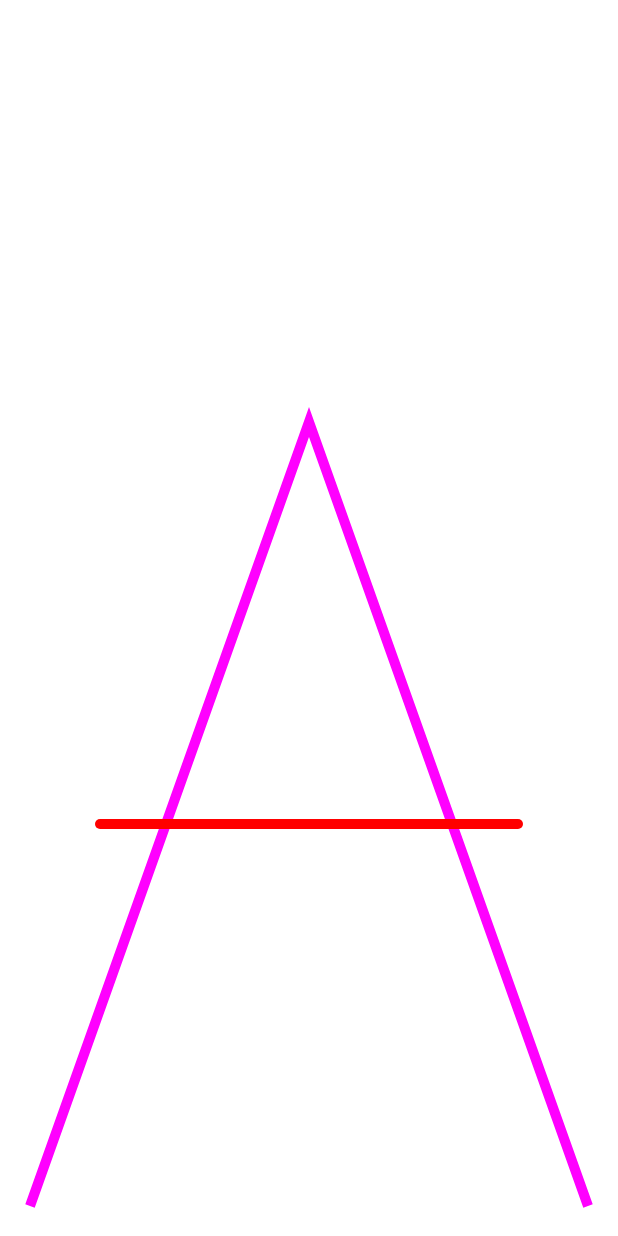
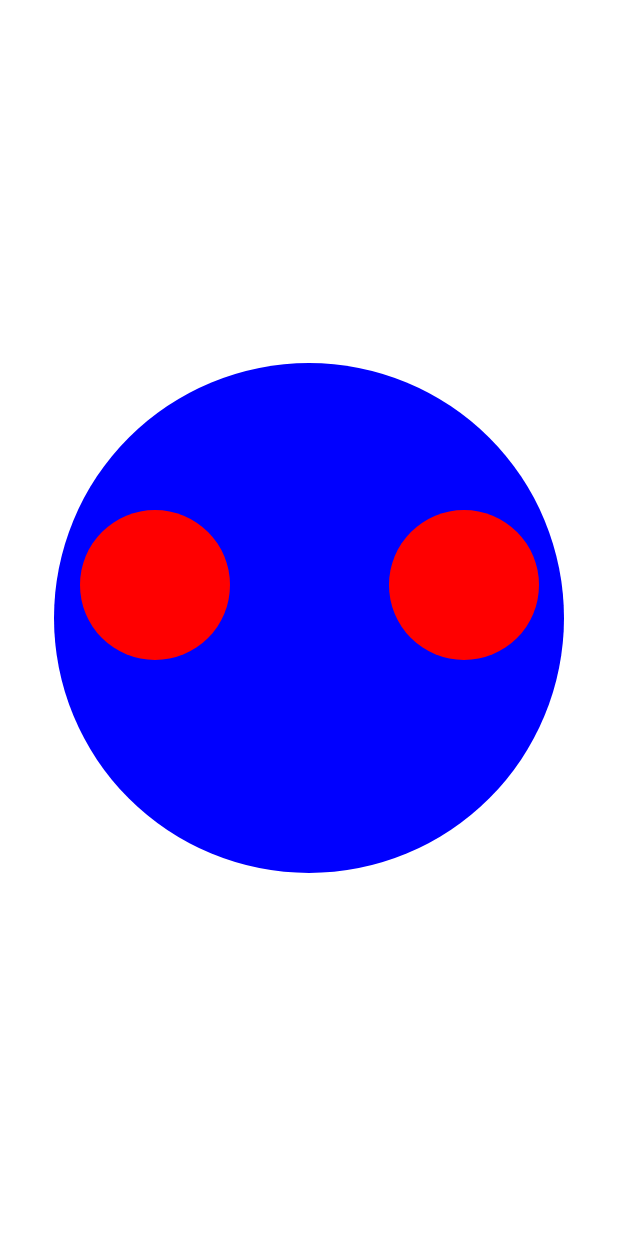
Before and after one commit to avelon1A/MyCompose, an Android app built with Jetpack Compose: the @Preview function PreviewDrawOval, on a phone screen of 412 x 824 dp. Run offline under Robolectric (Android 15) with nearby library versions, the phone set to English and light mode, and no system bars.

Commit message:
draw oval

```diff
--- a/app/src/main/java/com/bosch/composewithkotlin20/presentaion/ui/screen/canvas/CanvasA.kt
+++ b/app/src/main/java/com/bosch/composewithkotlin20/presentaion/ui/screen/canvas/CanvasA.kt
@@ -1,7 +1,6 @@
 package com.bosch.composewithkotlin20.presentaion.ui.screen.canvas
 
 
-import androidx.compose.foundation.Canvas
 import androidx.compose.foundation.layout.Box
 import androidx.compose.foundation.layout.Spacer
 import androidx.compose.foundation.layout.fillMaxSize
@@ -33,19 +32,18 @@ fun CanvasA() {
                     path.lineTo(size.width, size.height)
                     onDrawBehind {
                         drawPath(path, Color.Magenta, style = Stroke(width = 10f))
+                        drawLine(
+                            start = Offset(100f, size.height / 1.5f),
+                            end = Offset(size.width - 100f, size.height / 1.5f),
+                            color = Color.Red,
+                            strokeWidth = 10f,
+                            cap = StrokeCap.Round
+                        )
                     }
                 }
                 .fillMaxSize()
         )
-        Canvas(modifier = Modifier.fillMaxSize()) {
-            drawLine(
-                color = Color.Red,
-                start = Offset(100f, size.height / 1.5f),
-                end = Offset(size.width - 100f, size.height / 1.5f),
-                strokeWidth = 10f,
-                cap = StrokeCap.Round
-            )
-        }
+
 
     }
 
--- a/app/src/main/java/com/bosch/composewithkotlin20/presentaion/ui/screen/canvas/CanvasOval.kt
+++ b/app/src/main/java/com/bosch/composewithkotlin20/presentaion/ui/screen/canvas/CanvasOval.kt
@@ -1,17 +1,20 @@
 package com.bosch.composewithkotlin20.presentaion.ui.screen.canvas
 
 
+import androidx.compose.foundation.Canvas
+import androidx.compose.foundation.layout.Arrangement
 import androidx.compose.foundation.layout.Box
-import androidx.compose.foundation.layout.Spacer
+import androidx.compose.foundation.layout.Row
 import androidx.compose.foundation.layout.fillMaxSize
+import androidx.compose.foundation.layout.fillMaxWidth
+import androidx.compose.foundation.layout.height
 import androidx.compose.foundation.layout.padding
 import androidx.compose.material3.MaterialTheme
 import androidx.compose.runtime.Composable
+import androidx.compose.ui.Alignment
 import androidx.compose.ui.Modifier
-import androidx.compose.ui.draw.drawWithCache
 import androidx.compose.ui.graphics.Color
-import androidx.compose.ui.graphics.Path
-import androidx.compose.ui.graphics.drawscope.Stroke
+import androidx.compose.ui.graphics.drawscope.scale
 import androidx.compose.ui.tooling.preview.Preview
 import androidx.compose.ui.unit.dp
 import kotlinx.serialization.Serializable
@@ -19,34 +22,56 @@ import kotlinx.serialization.Serializable
 
 @Composable
 fun CanvasOval() {
-    Box {
-        Spacer(
+    Box(modifier = Modifier.fillMaxSize()) {
+        Canvas(
             modifier = Modifier
-                .padding(20.dp)
-                .drawWithCache {
-                    val path = Path()
-                    path.moveTo(0f, size.height)
-                    path.lineTo(size.width / 2f, size.height / 3f)
-                    path.lineTo(size.width, size.height)
-                    onDrawBehind {
-                        drawPath(path, Color.Magenta, style = Stroke(width = 10f))
-//                        drawLine(start = Offset(x = ))
-                    }
+                .fillMaxSize()
+                .padding(10.dp)
+        ) {
+            scale(scaleX = 10f, scaleY = 10f) {
+                drawCircle(Color.Blue, radius = 17.dp.toPx())
+            }
+        }
+        Row(
+            modifier = Modifier
+                .fillMaxWidth()
+                .height(400.dp),
+            verticalAlignment = Alignment.Bottom, horizontalArrangement = Arrangement.SpaceAround
+        ) {
+            Canvas(
+                modifier = Modifier
+                    .padding(10.dp)
+            ) {
+                scale(scaleX = 10f, scaleY = 10f) {
+                    drawCircle(Color.Red, radius = 5.dp.toPx())
                 }
-                .fillMaxSize()
-        )
+            }
+
+            Canvas(
+                modifier = Modifier
+                    .padding(10.dp)
+            ) {
+                scale(scaleX = 10f, scaleY = 10f) {
+                    drawCircle(Color.Red, radius = 5.dp.toPx())
+                }
+            }
+
+
+        }
 
 
     }
 
 
-}
+
+    }
+
 
 @Preview(showBackground = true)
 @Composable
 fun PreviewDrawOval() {
     MaterialTheme {
-        CanvasA()
+        CanvasOval()
     }
 }
 
```
